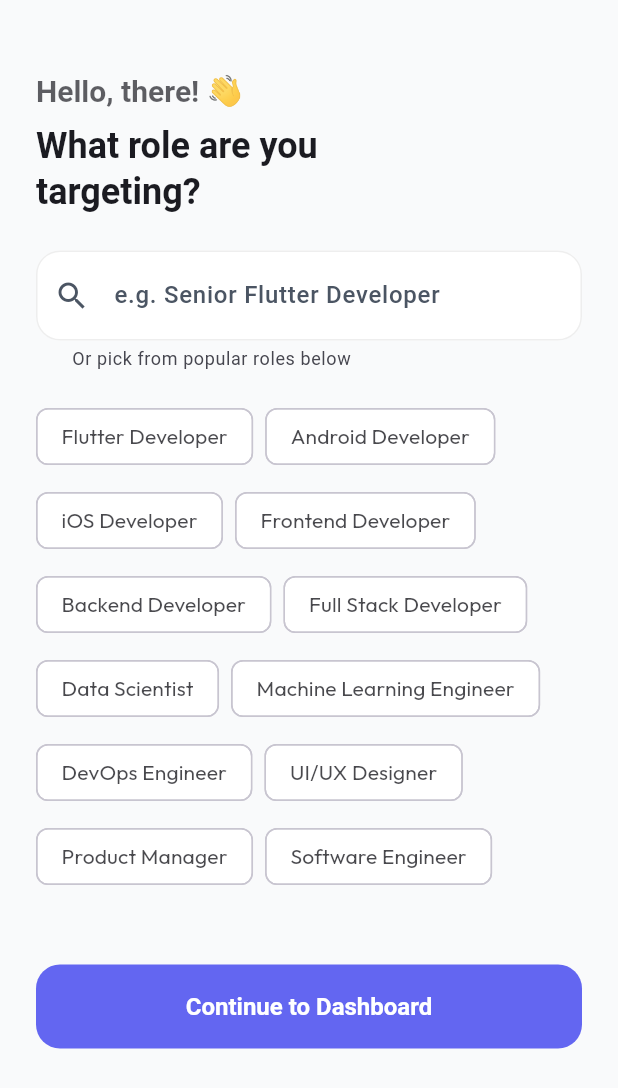
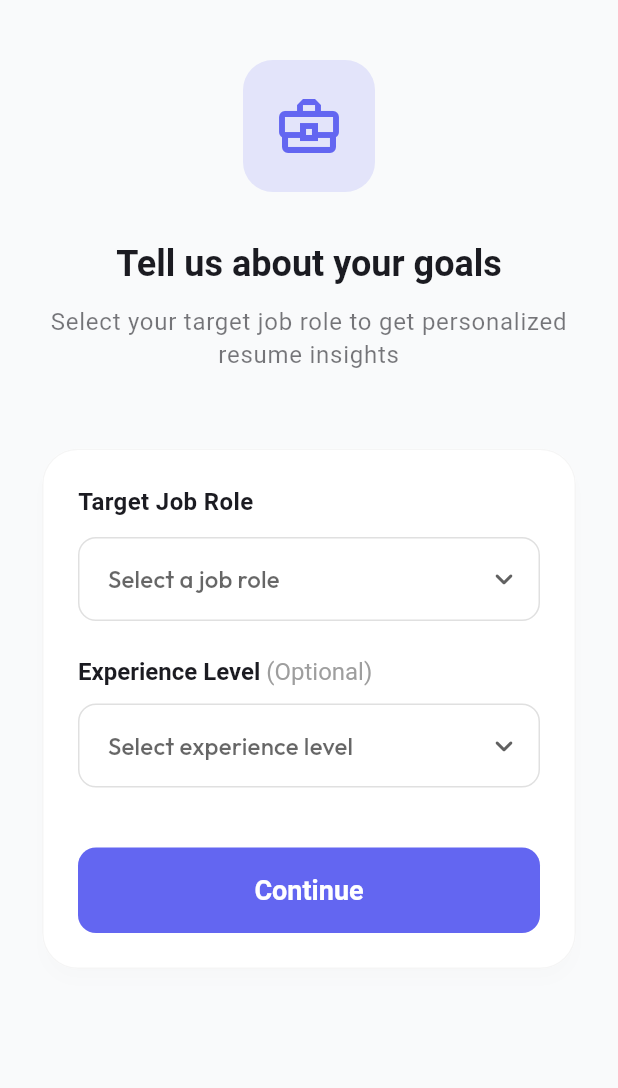
Before and after one commit to GobindPatel2441/AI-Resume-Analyzer-UI-Design, a Flutter app: the JobRoleScreen screen opened directly, on a phone screen of 412 x 824 dp. Shown: the top 1088 px of the screen. Run offline on Flutter 3.47's test engine with Material 3 defaults, Android fonts, the phone set to English and light mode, and no system bars; our stand-ins replace file_picker, flutter_spinkit, google_fonts, image_cropper, image_picker, shared_preferences and 1 more; missing offline and left inert: syncfusion_flutter_pdf; accounts and stored records are empty.

Commit message:
Redesigned Job Role Selection and added Experience Level feature

```diff
--- a/ai_resume_analyzer/lib/providers/resume_provider.dart
+++ b/ai_resume_analyzer/lib/providers/resume_provider.dart
@@ -11,6 +11,7 @@ class ResumeProvider with ChangeNotifier {
   PlatformFile? _selectedFile;
   String? _extractedText;
   String _targetRole = '';
+  String _experienceLevel = '';
   ResumeAnalysis? _currentAnalysis;
   List<ResumeAnalysis> _history = [];
   bool _isProcessing = false;
@@ -20,6 +21,7 @@ class ResumeProvider with ChangeNotifier {
   PlatformFile? get selectedFile => _selectedFile;
   String? get extractedText => _extractedText;
   String get targetRole => _targetRole;
+  String get experienceLevel => _experienceLevel;
   ResumeAnalysis? get currentAnalysis => _currentAnalysis;
   List<ResumeAnalysis> get history => _history;
   bool get isProcessing => _isProcessing;
@@ -31,8 +33,9 @@ class ResumeProvider with ChangeNotifier {
     return _history.map((h) => h.score).reduce((a, b) => a + b) / _history.length;
   }
 
-  void setTargetRole(String role) {
+  void setTargetRole(String role, {String experience = ''}) {
     _targetRole = role;
+    _experienceLevel = experience;
     notifyListeners();
   }
 
@@ -122,16 +125,20 @@ class ResumeProvider with ChangeNotifier {
       notifyListeners();
 
       // 3. Analyze via backend
+      final combinedRole = _experienceLevel.isNotEmpty
+          ? '$_targetRole ($_experienceLevel)'
+          : _targetRole;
+
       _currentAnalysis = await AnalysisService.analyzeResume(
         _extractedText!,
-        _targetRole,
+        combinedRole,
         _selectedFile!.name,
       );
 
       // 4. Update metadata
       _currentAnalysis = _currentAnalysis!.copyWith(
         resumeName: _selectedFile!.name,
-        jobTitle: _targetRole,
+        jobTitle: combinedRole,
       );
 
       // 5. Add to local history (backend also saves it)
--- a/ai_resume_analyzer/lib/screens/job_role_screen.dart
+++ b/ai_resume_analyzer/lib/screens/job_role_screen.dart
@@ -2,8 +2,6 @@ import 'package:flutter/material.dart';
 import 'package:provider/provider.dart';
 import '../core/app_theme.dart';
 import '../providers/resume_provider.dart';
-import '../providers/auth_provider.dart';
-import '../utils/constants.dart';
 import 'main_screen.dart';
 
 class JobRoleScreen extends StatefulWidget {
@@ -14,31 +12,42 @@ class JobRoleScreen extends StatefulWidget {
 }
 
 class _JobRoleScreenState extends State<JobRoleScreen> {
-  final _roleController = TextEditingController();
-  String? _selectedChip;
+  String? _selectedRole;
+  String? _selectedExperience;
 
-  @override
-  void dispose() {
-    _roleController.dispose();
-    super.dispose();
-  }
+  final List<String> _roles = [
+    'Software Engineer',
+    'Data Analyst',
+    'Product Manager',
+    'UI/UX Designer',
+    'DevOps Engineer',
+    'Marketing Manager',
+    'Sales Executive',
+    'Business Analyst',
+  ];
+
+  final List<String> _experiences = [
+    'Entry Level (0-2 years)',
+    'Mid Level (3-5 years)',
+    'Senior (6-10 years)',
+    'Expert (10+ years)',
+  ];
 
   void _continue() {
-    final role = _roleController.text.trim().isNotEmpty
-        ? _roleController.text.trim()
-        : _selectedChip;
-
-    if (role == null || role.isEmpty) {
+    if (_selectedRole == null || _selectedRole!.isEmpty) {
       ScaffoldMessenger.of(context).showSnackBar(
         const SnackBar(
-          content: Text('Please select or enter a target job role'),
+          content: Text('Please select a target job role'),
           behavior: SnackBarBehavior.floating,
         ),
       );
       return;
     }
 
-    Provider.of<ResumeProvider>(context, listen: false).setTargetRole(role);
+    Provider.of<ResumeProvider>(context, listen: false).setTargetRole(
+      _selectedRole!,
+      experience: _selectedExperience ?? ''
+    );
     Provider.of<ResumeProvider>(context, listen: false).loadHistory();
 
     Navigator.pushReplacement(
@@ -49,77 +58,169 @@ class _JobRoleScreenState extends State<JobRoleScreen> {
 
   @override
   Widget build(BuildContext context) {
-    final auth = Provider.of<AuthProvider>(context);
-    final name = auth.userName ?? 'there';
-
     return Scaffold(
       body: SafeArea(
         child: SingleChildScrollView(
+          child: Padding(
+            padding: const EdgeInsets.symmetric(horizontal: 24.0, vertical: 40.0),
+            child: Column(
+              crossAxisAlignment: CrossAxisAlignment.center,
+              children: [
+                // Top Briefcase Icon
+                Container(
+                  padding: const EdgeInsets.all(20),
+                  decoration: BoxDecoration(
+                    color: AppTheme.primaryColor.withOpacity(0.15),
+                    borderRadius: BorderRadius.circular(20),
+                  ),
+                  child: Icon(
+                    Icons.business_center_outlined,
+                    color: AppTheme.primaryColor,
+                    size: 48,
+                  ),
+                ),
+                const SizedBox(height: 32),
+
+                // Titles
+                Text(
+                  'Tell us about your goals',
+                  style: Theme.of(context).textTheme.headlineMedium?.copyWith(
+                        fontWeight: FontWeight.bold,
+                        color: Theme.of(context).colorScheme.onSurface,
+                      ),
+                  textAlign: TextAlign.center,
+                ),
+                const SizedBox(height: 12),
+                Text(
+                  'Select your target job role to get personalized resume insights',
+                  style: Theme.of(context).textTheme.bodyLarge?.copyWith(
+                        color: Theme.of(context).colorScheme.onSurface.withOpacity(0.6),
+                        height: 1.4,
+                      ),
+                  textAlign: TextAlign.center,
+                ),
+                const SizedBox(height: 48),
+
+                // Selection Card
+                Card(
+                  elevation: 4,
+                  shadowColor: Colors.black.withOpacity(0.05),
+                  shape: RoundedRectangleBorder(
+                    borderRadius: BorderRadius.circular(24),
+                    side: BorderSide(color: Colors.grey.withOpacity(0.1), width: 1),
+                  ),
                   child: Padding(
                     padding: const EdgeInsets.all(24.0),
                     child: Column(
                       crossAxisAlignment: CrossAxisAlignment.stretch,
                       children: [
-                const SizedBox(height: 24),
+                        // Target Job Role
                         Text(
-                  'Hello, $name! 👋',
-                  style: Theme.of(context).textTheme.titleLarge?.copyWith(
-                        color: Theme.of(context).colorScheme.onSurface.withValues(alpha: 0.7),
-                      ),
-                ),
-                const SizedBox(height: 8),
-                Text(
-                  'What role are you\ntargeting?',
-                  style: Theme.of(context).textTheme.headlineMedium?.copyWith(
+                          'Target Job Role',
+                          style: TextStyle(
                             fontWeight: FontWeight.bold,
+                            fontSize: 16,
                             color: Theme.of(context).colorScheme.onSurface,
                           ),
                         ),
-                const SizedBox(height: 24),
-                TextField(
-                  controller: _roleController,
-                  decoration: const InputDecoration(
-                    labelText: 'e.g. Senior Flutter Developer',
-                    prefixIcon: Icon(Icons.search),
-                    helperText: 'Or pick from popular roles below',
-                  ),
-                  textInputAction: TextInputAction.done,
-                  onSubmitted: (_) => _continue(),
-                  onChanged: (_) => setState(() => _selectedChip = null),
-                ),
-                const SizedBox(height: 20),
-                Wrap(
-                  spacing: 8,
-                  runSpacing: 8,
-                  children: AppConstants.popularJobRoles.map((role) {
-                    final isSelected = _selectedChip == role;
-                    return FilterChip(
-                      label: Text(role),
-                      selected: isSelected,
-                      onSelected: (val) {
-                        setState(() {
-                          _selectedChip = val ? role : null;
-                          if (val) _roleController.clear();
-                        });
-                      },
-                      selectedColor: AppTheme.primaryColor.withValues(alpha: 0.15),
-                      checkmarkColor: AppTheme.primaryColor,
-                      labelStyle: TextStyle(
-                        color: isSelected ? AppTheme.primaryColor : Theme.of(context).colorScheme.onSurface.withValues(alpha: 0.8),
-                        fontWeight: isSelected ? FontWeight.w600 : FontWeight.normal,
-                      ),
+                        const SizedBox(height: 12),
+                        DropdownButtonFormField<String>(
+                          value: _selectedRole,
+                          hint: const Text('Select a job role'),
+                          items: _roles.map((role) {
+                            return DropdownMenuItem(
+                              value: role,
+                              child: Text(role),
                             );
                           }).toList(),
+                          onChanged: (value) => setState(() => _selectedRole = value),
+                          decoration: InputDecoration(
+                            contentPadding: const EdgeInsets.symmetric(horizontal: 16, vertical: 16),
+                            border: OutlineInputBorder(
+                              borderRadius: BorderRadius.circular(12),
+                              borderSide: BorderSide(color: Colors.grey.shade300),
                             ),
-                const SizedBox(height: 48),
+                            enabledBorder: OutlineInputBorder(
+                              borderRadius: BorderRadius.circular(12),
+                              borderSide: BorderSide(color: Colors.grey.shade300),
+                            ),
+                            focusedBorder: OutlineInputBorder(
+                              borderRadius: BorderRadius.circular(12),
+                              borderSide: BorderSide(color: AppTheme.primaryColor, width: 2),
+                            ),
+                          ),
+                          icon: const Icon(Icons.keyboard_arrow_down_rounded),
+                        ),
+
+                        const SizedBox(height: 24),
+
+                        // Experience Level
+                        RichText(
+                          text: TextSpan(
+                            text: 'Experience Level ',
+                            style: TextStyle(
+                              fontWeight: FontWeight.bold,
+                              fontSize: 16,
+                              color: Theme.of(context).colorScheme.onSurface,
+                            ),
+                            children: [
+                              TextSpan(
+                                text: '(Optional)',
+                                style: TextStyle(
+                                  color: Colors.grey.shade500,
+                                  fontWeight: FontWeight.normal,
+                                ),
+                              ),
+                            ],
+                          ),
+                        ),
+                        const SizedBox(height: 12),
+                        DropdownButtonFormField<String>(
+                          value: _selectedExperience,
+                          hint: const Text('Select experience level'),
+                          items: _experiences.map((exp) {
+                            return DropdownMenuItem(
+                              value: exp,
+                              child: Text(exp),
+                            );
+                          }).toList(),
+                          onChanged: (value) => setState(() => _selectedExperience = value),
+                          decoration: InputDecoration(
+                            contentPadding: const EdgeInsets.symmetric(horizontal: 16, vertical: 16),
+                            border: OutlineInputBorder(
+                              borderRadius: BorderRadius.circular(12),
+                              borderSide: BorderSide(color: Colors.grey.shade300),
+                            ),
+                            enabledBorder: OutlineInputBorder(
+                              borderRadius: BorderRadius.circular(12),
+                              borderSide: BorderSide(color: Colors.grey.shade300),
+                            ),
+                            focusedBorder: OutlineInputBorder(
+                              borderRadius: BorderRadius.circular(12),
+                              borderSide: BorderSide(color: AppTheme.primaryColor, width: 2),
+                            ),
+                          ),
+                          icon: const Icon(Icons.keyboard_arrow_down_rounded),
+                        ),
+
+                        const SizedBox(height: 40),
+
+                        // Continue Button
                         ElevatedButton(
                           onPressed: _continue,
                           style: ElevatedButton.styleFrom(
                             minimumSize: const Size(double.infinity, 56),
+                            shape: RoundedRectangleBorder(
+                              borderRadius: BorderRadius.circular(12),
+                            ),
                           ),
                           child: const Text(
-                    'Continue to Dashboard',
-                    style: TextStyle(fontSize: 16, fontWeight: FontWeight.bold),
+                            'Continue',
+                            style: TextStyle(fontSize: 18, fontWeight: FontWeight.bold),
+                          ),
+                        ),
+                      ],
+                    ),
                   ),
                 ),
               ],
```
Lines whose indentation alone changed are shown as unchanged.
